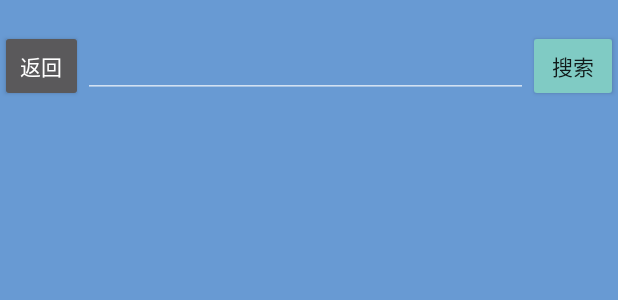
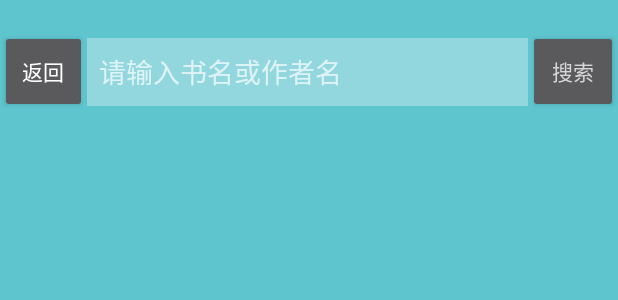
Before and after one commit to lqwsy/YuDong, an Android app: the layout activity_bookstore_search.xml on its own in the app's theme, with its tools: preview values and no code run, on a phone screen of 412 x 824 dp. Shown: the top 300 px of the screen. Run offline under Robolectric (Android 15) with nearby library versions, the phone set to English and light mode, and no system bars.

Commit message:
完善书城页面

```diff
--- a/yudong/src/main/res/layout/activity_bookstore_search.xml
+++ b/yudong/src/main/res/layout/activity_bookstore_search.xml
@@ -1,7 +1,7 @@
 <?xml version="1.0" encoding="utf-8"?>
 <LinearLayout xmlns:android="http://schemas.android.com/apk/res/android"
     android:orientation="vertical"
-    android:background="#689AD3"
+    android:background="#5EC4CD"
     android:layout_width="match_parent"
     android:layout_height="match_parent">
 
@@ -13,30 +13,33 @@
         <RelativeLayout
             android:focusable="true"
             android:focusableInTouchMode="true"
-            android:background="#689AD3"
             android:layout_width="match_parent"
             android:layout_height="wrap_content">
 
             <Button
                 android:id="@+id/ib_search_result_back"
                 android:text="返回"
-                android:layout_height="wrap_content"
-                android:layout_width="55dp" />
+                android:layout_height="55dp"
+                android:layout_width="58dp" />
             <Button
                 android:id="@+id/btn_result_search"
-                style="@style/Widget.AppCompat.Button.Colored"
                 android:layout_alignParentRight="true"
-                android:layout_alignBaseline="@id/ib_search_result_back"
+                android:textColor="@color/black"
                 android:layout_width="60dp"
-                android:layout_height="wrap_content"
+                android:layout_height="55dp"
                 android:text="搜索" />
             <EditText
                 android:id="@+id/et_result_search_book_name"
                 android:layout_toRightOf="@id/ib_search_result_back"
                 android:layout_toLeftOf="@id/btn_result_search"
+                android:textColor="@color/black"
+                android:background="#50ffffff"
+                android:paddingLeft="8dp"
+                android:hint="请输入书名或作者名"
+                android:layout_marginTop="5dp"
                 android:layout_centerHorizontal="true"
                 android:layout_width="match_parent"
-                android:layout_height="wrap_content" />
+                android:layout_height="45dp" />
             <ListView
                 android:id="@+id/lv_bookstore_search_result"
                 android:layout_marginTop="3dp"
--- a/yudong/src/main/res/layout/fragment_bookstore.xml
+++ b/yudong/src/main/res/layout/fragment_bookstore.xml
@@ -140,7 +140,6 @@
                             android:layout_height="match_parent"
                             android:columnWidth="90dp"
                             android:gravity="center"
-                            android:horizontalSpacing="10dp"
                             android:numColumns="4"
                             android:stretchMode="spacingWidthUniform"
                             android:verticalSpacing="25dp"></GridView>
@@ -202,7 +201,6 @@
                                 android:layout_height="match_parent"
                                 android:columnWidth="90dp"
                                 android:gravity="center"
-                                android:horizontalSpacing="10dp"
                                 android:numColumns="4"
                                 android:stretchMode="spacingWidthUniform"
                                 android:verticalSpacing="25dp"></GridView>
--- a/yudong/src/main/res/layout/item_listview_search_result.xml
+++ b/yudong/src/main/res/layout/item_listview_search_result.xml
@@ -1,6 +1,7 @@
 <?xml version="1.0" encoding="utf-8"?>
 <RelativeLayout xmlns:android="http://schemas.android.com/apk/res/android"
     android:padding="20dp"
+    android:background="@color/white"
     android:descendantFocusability="blocksDescendants"
     android:layout_width="match_parent"
     android:layout_height="wrap_content">
@@ -17,7 +18,7 @@
         android:layout_height="wrap_content"
         android:layout_marginLeft="10dp"
         android:textColor="#000"
-        android:textSize="18sp"
+        android:textSize="16sp"
         android:layout_alignParentTop="true"
         android:layout_marginTop="2dp"
         android:layout_toEndOf="@+id/ib_result_book_img" />
```
Also changed, not shown: yudong/src/main/res/layout/activity_book_detail.xml (+3 -8 lines).
